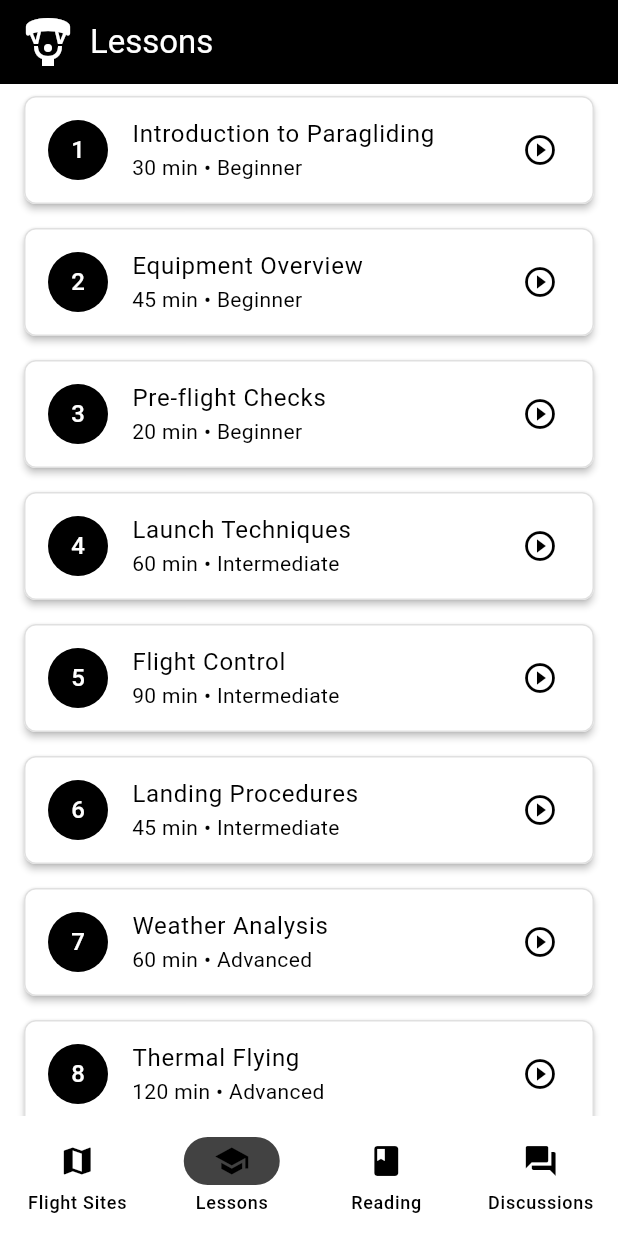
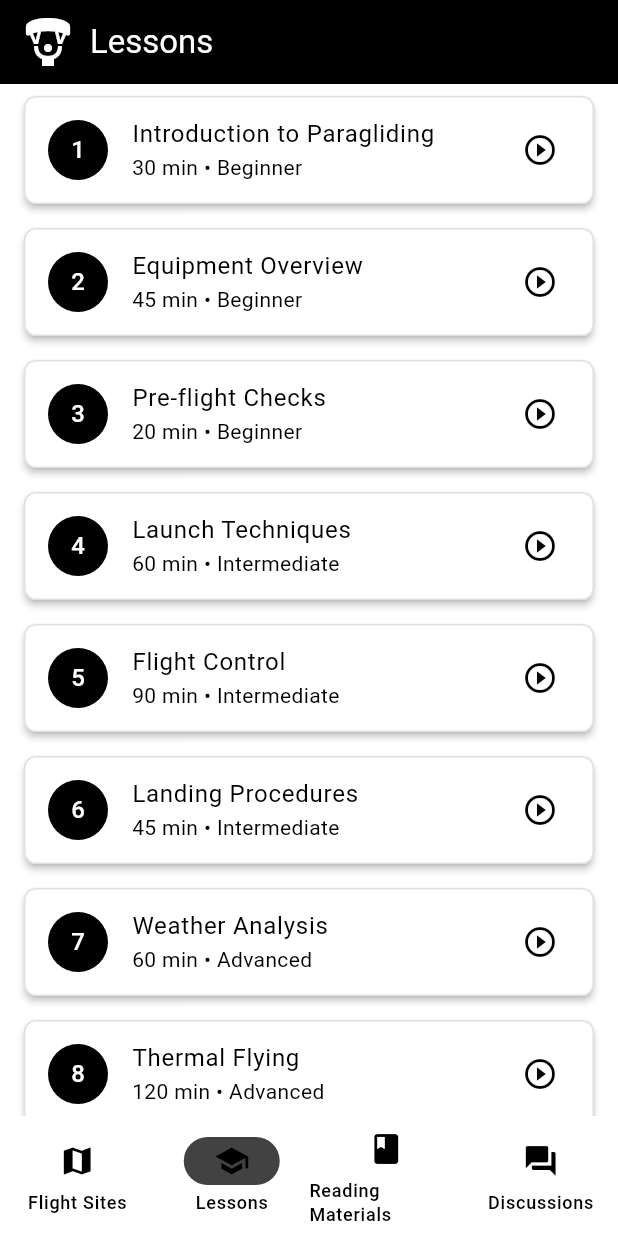
Before and after one commit to ikettunen/foxer, a Flutter app: the HomeScreen screen opened directly, item 2 of the bottom bar chosen, on a phone screen of 412 x 824 dp. Run offline on Flutter 3.47's test engine with Material 3 defaults, Android fonts, the phone set to English and light mode, and no system bars; our stand-ins replace google_maps_flutter, shared_preferences; accounts and stored records are empty; generated files the repository leaves out were written again.

Commit message:
feat: Add Finnish localization support
- Set up flutter_localizations and intl packages in pubspec.yaml
- Create l10n.yaml configuration for localization
- Add English (en) and Finnish (fi) translation files in lib/l10n/
  - app_en.arb: English translations
  - app_fi.arb: Finnish translations for all main UI strings
- Update main.dart to include localization delegates and supported locales
- Update key screens to use AppLocalizations for UI strings:
  - login_screen.dart: App title, Email, Password, Login button
  - home_screen.dart: Navigation tabs (Flight Sites, Lessons, Reading, Discussions)
  - lessons_screen.dart: Lessons header
- App now supports switching between English and Finnish languages

```diff
--- /dev/null
+++ b/l10n.yaml
@@ -0,0 +1,6 @@
+arb-dir: lib/l10n
+template-arb-file: app_en.arb
+output-localization-file: app_localizations.dart
+output-class: AppLocalizations
+output-dir: lib/generated_localizations
+preferred-supported-locales: ["en", "fi"]
--- a/lib/screens/home_screen.dart
+++ b/lib/screens/home_screen.dart
@@ -1,4 +1,5 @@
 import 'package:flutter/material.dart';
+import 'package:paragliding_training/generated_localizations/app_localizations.dart';
 import 'map_screen.dart';
 import 'lessons_screen.dart';
 import 'reading_materials_screen.dart';
@@ -32,22 +33,22 @@ class _HomeScreenState extends State<HomeScreen> {
             _selectedIndex = index;
           });
         },
-        destinations: const [
+        destinations: [
           NavigationDestination(
-            icon: Icon(Icons.map),
-            label: 'Flight Sites',
+            icon: const Icon(Icons.map),
+            label: AppLocalizations.of(context)!.flightSites,
           ),
           NavigationDestination(
-            icon: Icon(Icons.school),
-            label: 'Lessons',
+            icon: const Icon(Icons.school),
+            label: AppLocalizations.of(context)!.lessons,
           ),
           NavigationDestination(
-            icon: Icon(Icons.book),
-            label: 'Reading',
+            icon: const Icon(Icons.book),
+            label: AppLocalizations.of(context)!.readingMaterials,
           ),
           NavigationDestination(
-            icon: Icon(Icons.forum),
-            label: 'Discussions',
+            icon: const Icon(Icons.forum),
+            label: AppLocalizations.of(context)!.discussions,
           ),
         ],
       ),
--- a/lib/screens/lessons_screen.dart
+++ b/lib/screens/lessons_screen.dart
@@ -1,4 +1,5 @@
 import 'package:flutter/material.dart';
+import 'package:paragliding_training/generated_localizations/app_localizations.dart';
 import 'lesson_detail_screen.dart';
 
 class LessonsScreen extends StatelessWidget {
@@ -20,10 +21,10 @@ class LessonsScreen extends StatelessWidget {
     return Scaffold(
       appBar: AppBar(
         title: Row(
-          children: const [
-            Icon(Icons.paragliding, size: 32, color: Colors.white),
-            SizedBox(width: 12),
-            Text('Lessons'),
+          children: [
+            const Icon(Icons.paragliding, size: 32, color: Colors.white),
+            const SizedBox(width: 12),
+            Text(AppLocalizations.of(context)!.lessons),
           ],
         ),
       ),
--- a/pubspec.yaml
+++ b/pubspec.yaml
@@ -9,6 +9,9 @@ environment:
 dependencies:
   flutter:
     sdk: flutter
+  flutter_localizations:
+    sdk: flutter
+  intl: ^0.19.0
   google_maps_flutter: ^2.5.0
   shared_preferences: ^2.2.2
   cupertino_icons: ^1.0.2
@@ -22,3 +25,4 @@ dev_dependencies:
 
 flutter:
   uses-material-design: true
+  generate: true
```
Also changed, not shown: lib/l10n/app_en.arb (added, +26 -0 lines), lib/l10n/app_fi.arb (added, +26 -0 lines), lib/main.dart (+12 -0 lines), lib/screens/login_screen.dart (+13 -12 lines).
